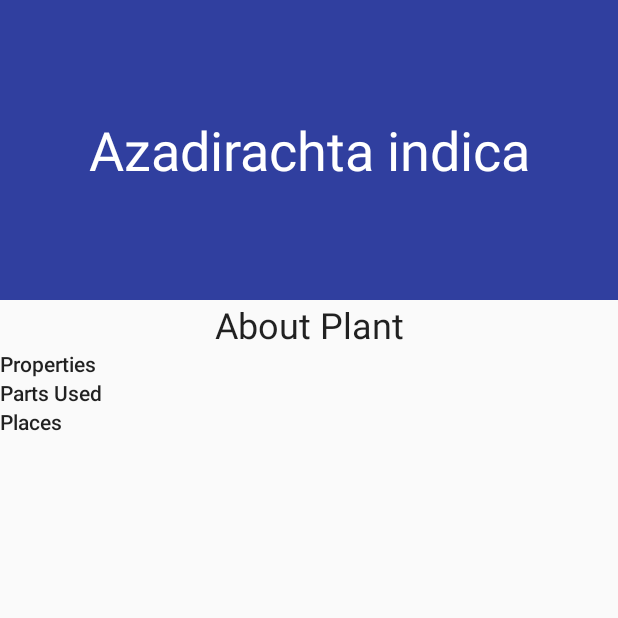
After one commit to dushyant7917/HerbScout, an Android app: the PlantDetailActivity screen opened directly, with no data from a screen before it, on a phone screen of 412 x 824 dp, the top half of it. The commit adds this screen. Run offline under Robolectric (Android 15) with nearby library versions, the phone set to English and light mode, and no system bars; our stand-ins replace Volley; network calls fail; 3 statements that could not run were skipped.

Commit message:
Plant Detail

```diff
--- a/app/build.gradle
+++ b/app/build.gradle
@@ -27,5 +27,6 @@ dependencies {
     compile 'com.android.support:appcompat-v7:26.+'
     compile 'com.android.support.constraint:constraint-layout:1.0.2'
     compile 'com.android.volley:volley:1.0.0'
+    compile 'com.android.support:recyclerview-v7:26.+'
     testCompile 'junit:junit:4.12'
 }
--- a/app/src/main/AndroidManifest.xml
+++ b/app/src/main/AndroidManifest.xml
@@ -3,7 +3,7 @@
     package="com.example.rishi.herbscout">
 
     <uses-permission android:name="android.permission.INTERNET" />
-    <uses-permission android:name="android.permission.READ_EXTERNAL_STORAGE"/>
+    <uses-permission android:name="android.permission.READ_EXTERNAL_STORAGE" />
 
     <application
         android:name=".VolleySingleton.AppController"
@@ -22,7 +22,8 @@
         </activity>
         <activity android:name=".Activity.HomeActivity" />
         <activity android:name=".Activity.ClassificationActivity" />
-        <activity android:name=".Activity.SearchActivity"></activity>
+        <activity android:name=".Activity.SearchActivity" />
+        <activity android:name=".Activity.PlantDetailActivity"></activity>
     </application>
 
 </manifest>
--- a/app/src/main/java/com/example/rishi/herbscout/Activity/HomeActivity.java
+++ b/app/src/main/java/com/example/rishi/herbscout/Activity/HomeActivity.java
@@ -48,7 +48,6 @@ public class HomeActivity extends AppCompatActivity implements View.OnClickListe
             showLoginLayout();
         }
 
-
     }
 
     @Override
@@ -61,7 +60,7 @@ public class HomeActivity extends AppCompatActivity implements View.OnClickListe
                 if(validateForm()){
                     String textSearch=etSearch.getText().toString();
                     Intent intent=new Intent(HomeActivity.this,SearchActivity.class);
-                    intent.putExtra("textSearch",textSearch);
+                    intent.putExtra("searchQuery",textSearch);
                     startActivity(intent);
                 }
                 break;
--- /dev/null
+++ b/app/src/main/java/com/example/rishi/herbscout/Activity/PlantDetailActivity.java
@@ -0,0 +1,127 @@
+package com.example.rishi.herbscout.Activity;
+
+import android.content.Context;
+import android.support.v7.app.AppCompatActivity;
+import android.os.Bundle;
+import android.support.v7.widget.LinearLayoutManager;
+import android.support.v7.widget.RecyclerView;
+import android.util.Log;
+import android.widget.Toast;
+
+import com.android.volley.Request;
+import com.android.volley.Response;
+import com.android.volley.VolleyError;
+import com.android.volley.toolbox.StringRequest;
+import com.example.rishi.herbscout.Adapter.PlantListAdapter;
+import com.example.rishi.herbscout.Adapter.StringAdapter;
+import com.example.rishi.herbscout.Models.Plant;
+import com.example.rishi.herbscout.Models.PlantDetail;
+import com.example.rishi.herbscout.Models.URLS;
+import com.example.rishi.herbscout.R;
+import com.example.rishi.herbscout.VolleySingleton.AppController;
+
+import org.json.JSONArray;
+import org.json.JSONException;
+import org.json.JSONObject;
+
+import java.util.ArrayList;
+import java.util.List;
+
+public class PlantDetailActivity extends AppCompatActivity {
+
+    RecyclerView rvProperties,rvPartsUsed,rvPlaces;
+    List<Plant> propertiesList,partsUsedList,placesList;
+    StringAdapter propertiesAdapter,partsUsedAdapter,placesAdapter;
+    LinearLayoutManager llm1,llm2,llm3;
+    String plantName;
+    PlantDetail plantDetail;
+    private Context context;
+
+    @Override
+    protected void onCreate(Bundle savedInstanceState) {
+        super.onCreate(savedInstanceState);
+        setContentView(R.layout.activity_plant_detail);
+        context=this;
+        rvProperties= (RecyclerView) findViewById(R.id.rvProperties);
+        rvPartsUsed= (RecyclerView) findViewById(R.id.rvPartsUsed);
+        rvPlaces= (RecyclerView) findViewById(R.id.rvPlaces);
+        llm1=new LinearLayoutManager(this,LinearLayoutManager.VERTICAL,false);
+        llm2=new LinearLayoutManager(this,LinearLayoutManager.VERTICAL,false);
+        llm3=new LinearLayoutManager(this,LinearLayoutManager.VERTICAL,false);
+        rvProperties.setLayoutManager(llm1);
+        rvPartsUsed.setLayoutManager(llm2);
+        rvPlaces.setLayoutManager(llm3);
+        plantName=getIntent().getExtras().getString("plantName");
+        plantName=plantName.toLowerCase();
+        plantName=plantName.replace(' ','-');
+//        plantName="Azadirachta indica";
+        plantDetail=new PlantDetail();
+        getPlantName();
+
+    }
+
+    public void getPlantName() {
+        Toast.makeText(this, ""+plantName, Toast.LENGTH_SHORT).show();
+        StringRequest request=new StringRequest(Request.Method.GET, URLS.BASE_URL + URLS.getSpecificPlantURL + "?name=" + plantName,
+                new Response.Listener<String>() {
+                    @Override
+                    public void onResponse(String response) {
+                        Log.d("DETAIL",response);
+                        try {
+                            JSONObject json=new JSONObject(response);
+                            if(json.getString("success").contentEquals("true")){
+                                JSONObject jsonObject=json.getJSONObject("data");
+                                JSONArray recommendations=jsonObject.getJSONArray("recommendations");
+                                JSONArray map_info=jsonObject.getJSONArray("map_info");
+                                JSONObject herb_data=jsonObject.getJSONObject("herb_data");
+                                JSONArray parts_used=herb_data.getJSONArray("parts_used");
+                                JSONArray properties=herb_data.getJSONArray("properties");
+                                JSONArray places=herb_data.getJSONArray("places");
+                                plantDetail.name=herb_data.getString("botanical_name");
+                                int i;
+                                plantDetail.recommendations=new ArrayList<>();
+                                for(i=0;i<recommendations.length();i++){
+                                    plantDetail.recommendations.add(recommendations.getJSONObject(i).getString("botanical_name"));
+                                }
+                                plantDetail.lat=new ArrayList<>();
+                                plantDetail.lng=new ArrayList<>();
+                                for(i=0;i<map_info.length();i++){
+                                    plantDetail.lat.add(map_info.getJSONObject(i).getDouble("latitude"));
+                                    plantDetail.lng.add(map_info.getJSONObject(i).getDouble("longitude"));
+                                }
+
+                                plantDetail.parts_used=new ArrayList<>();
+                                for(i=0;i<parts_used.length();i++){
+                                    plantDetail.parts_used.add(parts_used.getString(i));
+                                }
+                                partsUsedAdapter=new StringAdapter(context,plantDetail.parts_used);
+                                rvPartsUsed.setAdapter(partsUsedAdapter);
+
+                                plantDetail.properties=new ArrayList<>();
+                                for(i=0;i<properties.length();i++){
+                                    plantDetail.properties.add(properties.getString(i));
+                                    Log.d("PROPERTIES",plantDetail.properties.get(i));
+                                }
+                                propertiesAdapter=new StringAdapter(context,plantDetail.properties);
+                                rvProperties.setAdapter(propertiesAdapter);
+
+                                plantDetail.places=new ArrayList<>();
+                                for(i=0;i<places.length();i++){
+                                    plantDetail.places.add(places.getString(i));
+                                }
+                                placesAdapter=new StringAdapter(context,plantDetail.places);
+                                rvPlaces.setAdapter(placesAdapter);
+                            }
+                        } catch (JSONException e) {
+                            e.printStackTrace();
+                        }
+                    }
+                }, new Response.ErrorListener() {
+            @Override
+            public void onErrorResponse(VolleyError error) {
+                Log.d("DETAIL",error.getMessage());
+            }
+        });
+        AppController.getInstance().addToRequestQueue(request);
+    }
+}
--- /dev/null
+++ b/app/src/main/java/com/example/rishi/herbscout/Models/PlantDetail.java
@@ -0,0 +1,16 @@
+package com.example.rishi.herbscout.Models;
+
+import java.util.List;
+
+/**
+ * Created by Rishi on 06/10/17.
+ */
+
+public class PlantDetail {
+    public String name;
+    public List<String> properties;
+    public List<String> parts_used;
+    public List<String> places;
+    public List<String> recommendations;
+    public List<Double> lat,lng;
+}
--- a/app/src/main/java/com/example/rishi/herbscout/Models/URLS.java
+++ b/app/src/main/java/com/example/rishi/herbscout/Models/URLS.java
@@ -5,9 +5,10 @@ package com.example.rishi.herbscout.Models;
  */
 
 public class URLS {
-    final public static String BASE_URL="http://192.168.43.108:3000/";
+    final public static String BASE_URL="http://10.5.59.123:3000/";
     final public static String loginURL="auth/login/";
     final public static String registerURL="auth/register/";
     final public static String searchImageURL="search/plant_image/";
-    final public static String searchNameURL="search/plant_name/";
+    final public static String searchNameURL="search/plant_info";
+    final public static String getSpecificPlantURL="search/get_specific_plant";
 }
--- /dev/null
+++ b/app/src/main/res/layout/activity_plant_detail.xml
@@ -0,0 +1,100 @@
+<?xml version="1.0" encoding="utf-8"?>
+<LinearLayout xmlns:android="http://schemas.android.com/apk/res/android"
+    xmlns:app="http://schemas.android.com/apk/res-auto"
+    xmlns:tools="http://schemas.android.com/tools"
+    android:layout_width="match_parent"
+    android:layout_height="match_parent"
+    android:orientation="vertical"
+    tools:context="com.example.rishi.herbscout.Activity.PlantDetailActivity">
+
+    <FrameLayout
+        android:layout_width="match_parent"
+        android:layout_height="wrap_content">
+
+        <ImageView
+            android:id="@+id/imgPlant"
+            android:layout_width="match_parent"
+            android:layout_height="200dp"
+            android:background="@color/colorPrimaryDark" />
+
+        <TextView
+            android:id="@+id/tvPlantName"
+            android:layout_width="match_parent"
+            android:layout_height="wrap_content"
+            android:layout_gravity="center"
+            android:text="Azadirachta indica"
+            android:textAlignment="center"
+            android:textAppearance="@style/TextAppearance.AppCompat.Headline"
+            android:textColor="@color/white"
+            android:textSize="36sp" />
+    </FrameLayout>
+    <ScrollView
+        android:layout_width="match_parent"
+        android:layout_height="fill_parent">
+
+        <LinearLayout
+            android:layout_width="match_parent"
+            android:layout_height="wrap_content"
+            android:orientation="vertical">
+
+            <TextView
+                android:id="@+id/textView"
+                android:layout_width="match_parent"
+                android:layout_height="wrap_content"
+                android:gravity="center_horizontal"
+                android:text="About Plant"
+                android:textAppearance="@style/TextAppearance.AppCompat.Headline" />
+
+            <LinearLayout
+                android:layout_width="match_parent"
+                android:layout_height="wrap_content"
+                android:orientation="vertical">
+
+                <TextView
+                    android:layout_width="match_parent"
+                    android:layout_height="wrap_content"
+                    android:text="Properties"
+                    android:textAppearance="@style/TextAppearance.AppCompat.Body2" />
+
+                <android.support.v7.widget.RecyclerView
+                    android:id="@+id/rvProperties"
+                    android:layout_width="match_parent"
+                    android:layout_height="wrap_content" />
+            </LinearLayout>
+
+            <LinearLayout
+                android:layout_width="match_parent"
+                android:layout_height="wrap_content"
+                android:orientation="vertical">
+
+                <TextView
+                    android:layout_width="match_parent"
+                    android:layout_height="wrap_content"
+                    android:text="Parts Used"
+                    android:textAppearance="@style/TextAppearance.AppCompat.Body2" />
+
+                <android.support.v7.widget.RecyclerView
+                    android:id="@+id/rvPartsUsed"
+                    android:layout_width="match_parent"
+                    android:layout_height="wrap_content" />
+            </LinearLayout>
+
+            <LinearLayout
+                android:layout_width="match_parent"
+                android:layout_height="wrap_content"
+                android:orientation="vertical">
+
+                <TextView
+                    android:layout_width="match_parent"
+                    android:layout_height="wrap_content"
+                    android:text="Places"
+                    android:textAppearance="@style/TextAppearance.AppCompat.Body2" />
+
+                <android.support.v7.widget.RecyclerView
+                    android:id="@+id/rvPlaces"
+                    android:layout_width="match_parent"
+                    android:layout_height="wrap_content" />
+            </LinearLayout>
+        </LinearLayout>
+    </ScrollView>
+</LinearLayout>
--- a/app/src/main/res/values/colors.xml
+++ b/app/src/main/res/values/colors.xml
@@ -1,7 +1,7 @@
 <?xml version="1.0" encoding="utf-8"?>
 <resources>
     <color name="colorPrimary">#3f51b5</color>
-    <color name="colorPrimaryDark">#303F9F</color>
+    <color name="colorPrimaryDark">#303f9f</color>
     <color name="colorAccent">#FF4081</color>
     <color name="transparent">#00ffffff</color>
     <color name="pureBlack">#000000</color>
```
Also changed, not shown: app/src/main/java/com/example/rishi/herbscout/Activity/ClassificationActivity.java (+16 -0 lines), app/src/main/java/com/example/rishi/herbscout/Activity/SearchActivity.java (+85 -0 lines), app/src/main/java/com/example/rishi/herbscout/Adapter/PlantListAdapter.java (added, +69 -0 lines), app/src/main/java/com/example/rishi/herbscout/Adapter/StringAdapter.java (added, +58 -0 lines), app/src/main/java/com/example/rishi/herbscout/Models/Plant.java (added, +9 -0 lines), app/src/main/res/layout/activity_search.xml (+16 -3 lines), app/src/main/res/layout/list_item_plant.xml (added, +15 -0 lines), app/src/main/res/layout/list_item_string.xml (added, +13 -0 lines).
